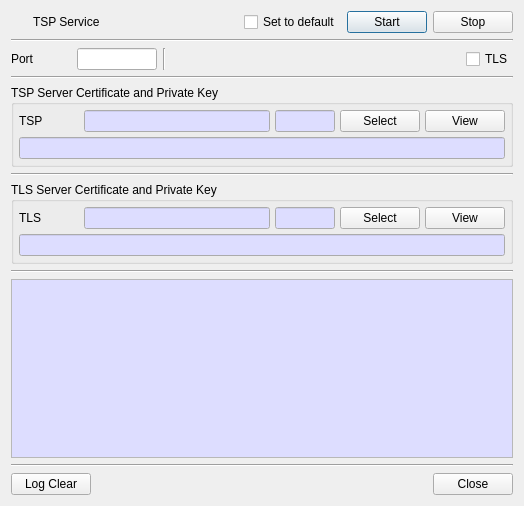
This is CertMan/tsp_service_dlg.ui in jykim74/CertMan as Qt 5 draws it before an edit. The edited form follows.
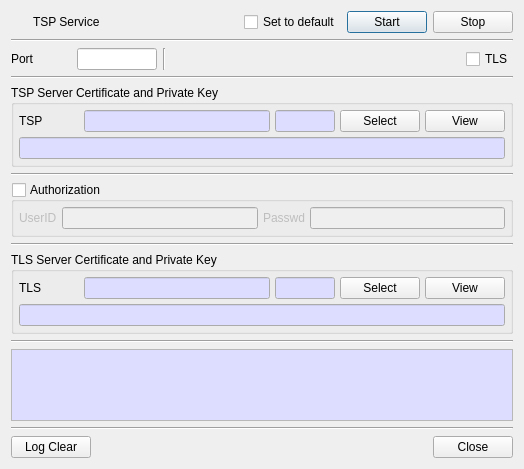
This is the edited form. Icons and pictures are not drawn.

Commit message: TSP Server Authorization 지원 중

What changed in the file:
```diff
--- a/CertMan/tsp_service_dlg.ui
+++ b/CertMan/tsp_service_dlg.ui
@@ -7,7 +7,7 @@
     <x>0</x>
     <y>0</y>
     <width>524</width>
-    <height>506</height>
+    <height>469</height>
    </rect>
   </property>
   <property name="windowTitle">
@@ -325,6 +325,77 @@
      </layout>
     </widget>
    </item>
+   <item>
+    <widget class="Line" name="line_7">
+     <property name="orientation">
+      <enum>Qt::Horizontal</enum>
+     </property>
+    </widget>
+   </item>
+   <item>
+    <widget class="QGroupBox" name="mAuthGroup">
+     <property name="minimumSize">
+      <size>
+       <width>0</width>
+       <height>0</height>
+      </size>
+     </property>
+     <property name="title">
+      <string>Authorization</string>
+     </property>
+     <property name="checkable">
+      <bool>true</bool>
+     </property>
+     <property name="checked">
+      <bool>false</bool>
+     </property>
+     <layout class="QVBoxLayout" name="verticalLayout_3">
+      <property name="spacing">
+       <number>5</number>
+      </property>
+      <property name="leftMargin">
+       <number>5</number>
+      </property>
+      <property name="topMargin">
+       <number>5</number>
+      </property>
+      <property name="rightMargin">
+       <number>5</number>
+      </property>
+      <property name="bottomMargin">
+       <number>5</number>
+      </property>
+      <item>
+       <layout class="QGridLayout" name="gridLayout_7">
+        <item row="0" column="1">
+         <widget class="QLineEdit" name="mUserIDText"/>
+        </item>
+        <item row="0" column="0">
+         <widget class="QLabel" name="label_5">
+          <property name="text">
+           <string>UserID</string>
+          </property>
+         </widget>
+        </item>
+        <item row="0" column="2">
+         <widget class="QLabel" name="label_6">
+          <property name="text">
+           <string>Passwd</string>
+          </property>
+         </widget>
+        </item>
+        <item row="0" column="3">
+         <widget class="QLineEdit" name="mPasswdText">
+          <property name="echoMode">
+           <enum>QLineEdit::Password</enum>
+          </property>
+         </widget>
+        </item>
+       </layout>
+      </item>
+     </layout>
+    </widget>
+   </item>
    <item>
     <widget class="Line" name="line_5">
      <property name="orientation">
```
The commit also changes 3 other files.
